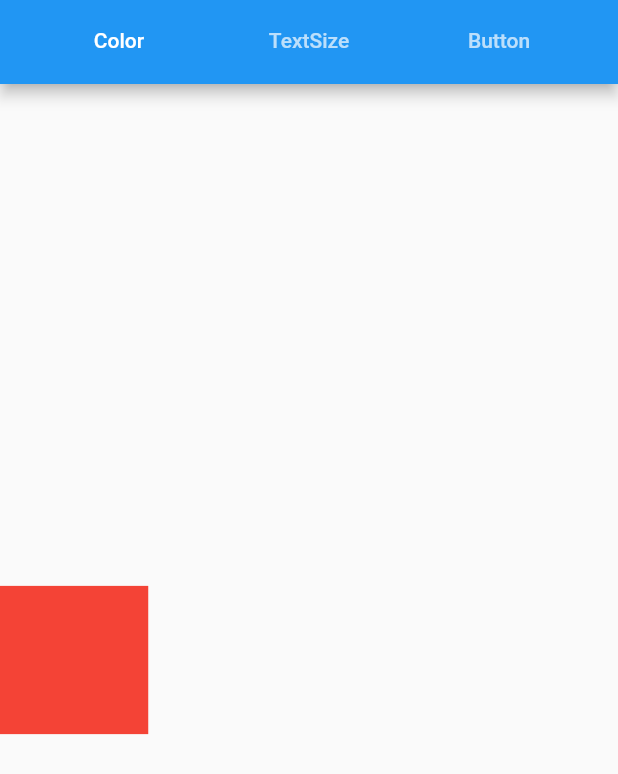
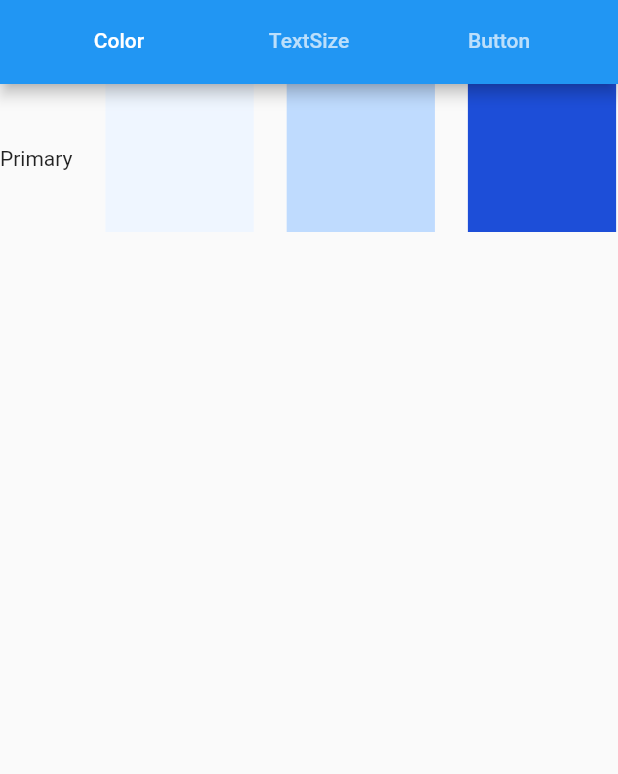
Before and after one commit to MuhammadVikral/ait_flutter_template, a Flutter app: the screen it shows after launch, on a phone screen of 412 x 824 dp. Shown: the top 774 px of the screen. Run offline on Flutter 3.47's test engine with Material 2 defaults, Android fonts, the phone set to English and light mode, and no system bars; our stand-ins replace flutter_hooks, flutter_screenutil.

Commit message:
add primary collor

```diff
--- a/lib/feature/glosarium/presentation/pages/color_glosarium/color_glosarium.dart
+++ b/lib/feature/glosarium/presentation/pages/color_glosarium/color_glosarium.dart
@@ -1,20 +1,28 @@
 library colorGlosarium;
 
+import 'package:ait_const/ait_const.dart';
 import 'package:flutter/material.dart';
 import 'package:flutter_screenutil/flutter_screenutil.dart';
 part './widgets/color_placeholder.dart';
+part './widgets/color_list.dart';
 
 class ColorGlosariumPage extends StatelessWidget {
   const ColorGlosariumPage({super.key});
 
   @override
   Widget build(BuildContext context) {
-    return Row(
-      children: const [
-        ColorPlaceHolder(
-          color: Colors.red,
-        )
+    return Column(
+      children: [
+        ColorList(colors: primaryList),
       ],
     );
   }
 }
+
+List<Color> get primaryList => [
+      BoxColors.primaryLight2,
+      BoxColors.primaryLight1,
+      BoxColors.primaryBase,
+      BoxColors.primaryDark1,
+      BoxColors.primaryDark2,
+    ];
--- /dev/null
+++ b/lib/feature/glosarium/presentation/pages/color_glosarium/widgets/color_list.dart
@@ -0,0 +1,36 @@
+part of colorGlosarium;
+
+class ColorList extends StatelessWidget {
+  const ColorList({
+    Key? key,
+    required this.colors,
+  }) : super(key: key);
+  final List<Color> colors;
+
+  @override
+  Widget build(BuildContext context) {
+    ;
+    return SizedBox(
+      height: 80.h,
+      width: double.infinity,
+      child: Row(
+        children: [
+          Text('Primary'),
+          SizedBox(width: 20.w),
+          Expanded(
+            child: ListView.separated(
+              itemCount: colors.length,
+              scrollDirection: Axis.horizontal,
+              itemBuilder: (BuildContext context, int index) {
+                return ColorPlaceHolder(color: colors[index]);
+              },
+              separatorBuilder: (BuildContext context, int index) {
+                return SizedBox(width: 20.w);
+              },
+            ),
+          ),
+        ],
+      ),
+    );
+  }
+}
--- a/lib/main.dart
+++ b/lib/main.dart
@@ -1,3 +1,4 @@
+import 'package:flutter/gestures.dart';
 import 'package:flutter/material.dart';
 import 'package:flutter_screenutil/flutter_screenutil.dart';
 
@@ -17,6 +18,14 @@ class MyApp extends StatelessWidget {
       minTextAdapt: true,
       builder: (context, child) {
         return MaterialApp(
+          scrollBehavior: MaterialScrollBehavior().copyWith(
+            dragDevices: {
+              PointerDeviceKind.mouse,
+              PointerDeviceKind.touch,
+              PointerDeviceKind.stylus,
+              PointerDeviceKind.unknown
+            },
+          ),
           title: 'Flutter Demo',
           theme: ThemeData(
             primarySwatch: Colors.blue,
--- a/packages/ait_const/lib/ait_const.dart
+++ b/packages/ait_const/lib/ait_const.dart
@@ -1,3 +1,4 @@
 library ait_const;
 
 export './src/extension/extension.dart';
+export './src/const/const.dart';
--- /dev/null
+++ b/packages/ait_const/lib/src/const/colors.dart
@@ -0,0 +1,12 @@
+import 'package:flutter/cupertino.dart';
+
+class BoxColors {
+  BoxColors._();
+
+  ///Primary
+  static const Color primaryLight2 = Color(0xFFEFF6FF);
+  static const Color primaryLight1 = Color(0xFFBFDBFE);
+  static const Color primaryBase = Color(0xFF1D4ED8);
+  static const Color primaryDark1 = Color(0xFF173EAB);
+  static const Color primaryDark2 = Color(0xFF112D7E);
+}
--- /dev/null
+++ b/packages/ait_const/lib/src/const/const.dart
@@ -0,0 +1 @@
+export './colors.dart';
```
